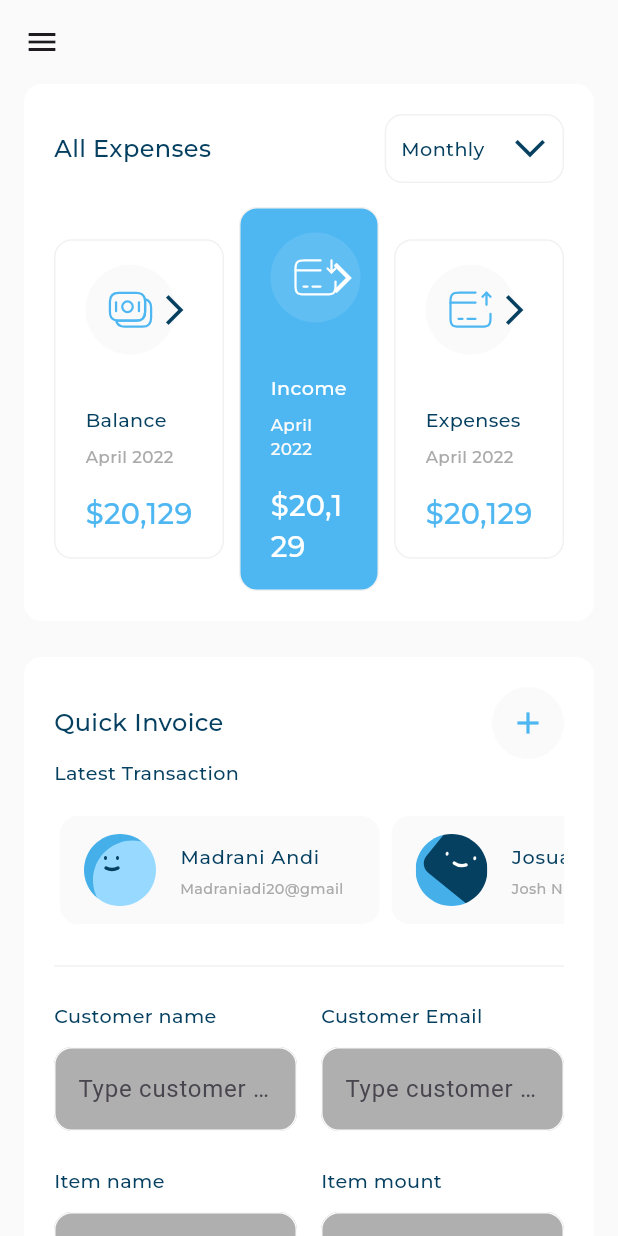
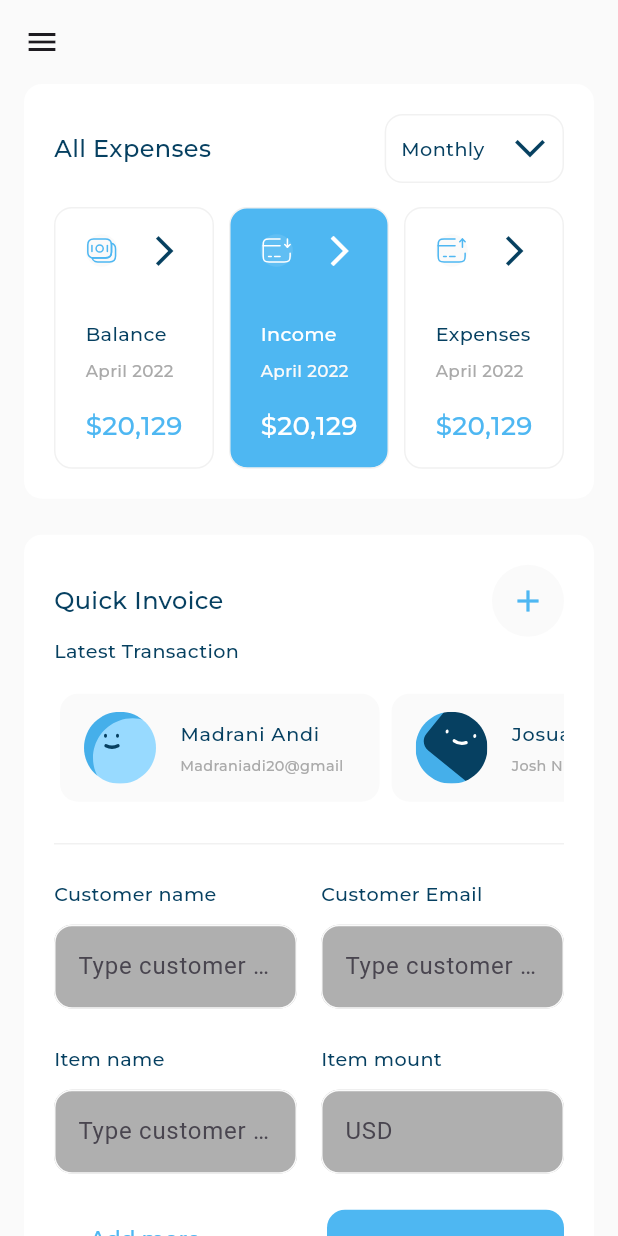
Before and after one commit to AhmedAlbay/Responsive-Dashboard, a Flutter app: the screen it shows after launch, after a tap on "Income", on a phone screen of 412 x 824 dp. Run offline on Flutter 3.47's test engine with Material 3 defaults, Android fonts, the phone set to English and light mode, and no system bars; our stand-ins replace device_preview, expandable_page_view, fl_chart, flutter_svg; project files that could hold a hidden picture were left out.

Commit message:
finish ui responsive

```diff
--- /dev/null
+++ b/devtools_options.yaml
@@ -0,0 +1 @@
+extensions:
--- a/lib/main.dart
+++ b/lib/main.dart
@@ -1,8 +1,12 @@
+import 'package:device_preview/device_preview.dart';
 import 'package:flutter/material.dart';
 import 'package:responsivedashboard/view/dash_board_view.dart';
 
 void main() {
-  runApp(const ResponsiveDashBoard());
+  runApp( DevicePreview(
+    enabled: true,
+
+    builder: ((context) =>const  ResponsiveDashBoard())));
 }
 
 class ResponsiveDashBoard extends StatelessWidget {
@@ -11,9 +15,10 @@ class ResponsiveDashBoard extends StatelessWidget {
   // This widget is the root of your application.
   @override
   Widget build(BuildContext context) {
-    return const MaterialApp(
-      debugShowCheckedModeBanner: false,
-      home: DashBoardView(),
+    return  MaterialApp(
+      debugShowCheckedModeBanner: false,  locale: DevicePreview.locale(context),
+      builder: DevicePreview.appBuilder,
+      home:const  DashBoardView(),
 
     );
   }
--- a/lib/widget/all_expeness_item_header.dart
+++ b/lib/widget/all_expeness_item_header.dart
@@ -12,9 +12,13 @@ class AllExpenessItemHeader extends StatelessWidget {
   final Color? imageBackground, imagecolor, iconcolor;
   @override
   Widget build(BuildContext context) {
-    return Row(
-      children: [
-        Container(
+    return Row(children: [
+      Flexible(
+        child: ConstrainedBox(
+          constraints: const BoxConstraints(maxWidth: 60),
+          child: AspectRatio(
+            aspectRatio: 1,
+            child: Container(
               width: 60,
               height: 60,
               decoration: ShapeDecoration(
@@ -28,6 +32,9 @@ class AllExpenessItemHeader extends StatelessWidget {
                     imagecolor ?? const Color(0xff4EB7F2), BlendMode.srcIn),
               )),
             ),
+          ),
+        ),
+      ),
       const Spacer(),
       Expanded(
         child: Transform.rotate(
@@ -38,7 +45,6 @@ class AllExpenessItemHeader extends StatelessWidget {
           ),
         ),
       ),
-      ],
-    );
+    ]);
   }
 }
--- a/lib/widget/all_expeness_item_list_view.dart
+++ b/lib/widget/all_expeness_item_list_view.dart
@@ -6,26 +6,6 @@ import '../view/all_expeness_item_model.dart';
 
 class AllExpenessItemListView extends StatefulWidget {
   const AllExpenessItemListView({super.key});
-  static const items = [
-    AllExpenessItemModel(
-      image: Assets.imagesBalance,
-      title: "Balance",
-      date: "April 2022",
-      price: r"$20,129",
-    ),
-    AllExpenessItemModel(
-      image: Assets.imagesIncome,
-      title: "Income",
-      date: "April 2022",
-      price: r"$20,129",
-    ),
-    AllExpenessItemModel(
-      image: Assets.imagesExpenses,
-      title: "Expenses",
-      date: "April 2022",
-      price: r"$20,129",
-    ),
-  ];
 
   @override
   State<AllExpenessItemListView> createState() =>
@@ -33,44 +13,77 @@ class AllExpenessItemListView extends StatefulWidget {
 }
 
 class _AllExpenessItemListViewState extends State<AllExpenessItemListView> {
+  final items = [
+    const AllExpenessItemModel(
+      image: Assets.imagesBalance,
+      title: "Balance",
+      date: "April 2022",
+      price: r"$20,129",
+    ),
+    const AllExpenessItemModel(
+      image: Assets.imagesIncome,
+      title: "Income",
+      date: "April 2022",
+      price: r"$20,129",
+    ),
+    const AllExpenessItemModel(
+      image: Assets.imagesExpenses,
+      title: "Expenses",
+      date: "April 2022",
+      price: r"$20,129",
+    ),
+  ];
   int selectIndex = 0;
   @override
   Widget build(BuildContext context) {
     return Row(
-      children: AllExpenessItemListView.items.asMap().entries.map((e) {
-        int index = e.key;
-        var items = e.value;
-        if (index == 1) {
-          return Expanded(
+      children: [
+        Expanded(
           child: GestureDetector(
             onTap: () {
               setState(() {
-                  selectIndex = index;
+                selectIndex = 0;
               });
             },
-              child: Padding(
-                padding: const EdgeInsets.symmetric(horizontal: 10),
             child: AllExpenessItem(
-                    isSelected: selectIndex == index,
-                    allExpenessItemModel: items),
+              isSelected: selectIndex == 0,
+              allExpenessItemModel: items[0],
             ),
           ),
-          );
-        } else {
-          return Expanded(
+        ),
+        SizedBox(
+          width: 10,
+        ),
+        Expanded(
           child: GestureDetector(
             onTap: () {
               setState(() {
-                  selectIndex = index;
+                selectIndex = 1;
               });
             },
             child: AllExpenessItem(
-                  isSelected: selectIndex == index,
-                  allExpenessItemModel: items),
+              isSelected: selectIndex == 1,
+              allExpenessItemModel: items[1],
             ),
-          );
-        }
-      }).toList(),
+          ),
+        ),
+        SizedBox(
+          width: 10,
+        ),
+        Expanded(
+          child: GestureDetector(
+            onTap: () {
+              setState(() {
+                selectIndex = 2;
+              });
+            },
+            child: AllExpenessItem(
+              isSelected: selectIndex == 2,
+              allExpenessItemModel: items[2],
+            ),
+          ),
+        ),
+      ],
     );
   }
 }
--- a/lib/widget/inactive_and_active_all_expeness_item.dart
+++ b/lib/widget/inactive_and_active_all_expeness_item.dart
@@ -32,23 +32,35 @@ class InActiveAllExpenessItem extends StatelessWidget {
             image: allExpenessItemModel.image,
           ),
           const SizedBox(height: 34),
-          Text(
+          FittedBox(
+
+            fit: BoxFit.scaleDown,
+            child: Text(
               allExpenessItemModel.title,
               style: AppStyle.styleMedium16(context),
+            ),
           ),
           const SizedBox(
             height: 8,
           ),
-          Text(
+          FittedBox(
+
+            fit: BoxFit.scaleDown,
+            child: Text(
               allExpenessItemModel.date,
               style: AppStyle.styleRegular14(context),
+            ),
           ),
           const SizedBox(
             height: 16,
           ),
-          Text(
+          FittedBox(
+
+            fit: BoxFit.scaleDown,
+            child: Text(
               allExpenessItemModel.price,
               style: AppStyle.styleSemiBold24(context),
+            ),
           ),
         ],
       ),
@@ -88,23 +100,34 @@ class ActiveAllExpenessItem extends StatelessWidget {
             image: allExpenessItemModel.image,
           ),
           const SizedBox(height: 34),
-          Text(
+          FittedBox(
+            fit: BoxFit.scaleDown,
+            child: Text(
               allExpenessItemModel.title,
               style: AppStyle.styleMedium16(context).copyWith(color: Colors.white),
+            ),
           ),
           const SizedBox(
             height: 8,
           ),
-          Text(allExpenessItemModel.date,
+          FittedBox(
+
+            fit: BoxFit.scaleDown,
+            child: Text(allExpenessItemModel.date,
                 style: AppStyle.styleRegular14(context).copyWith(
                   color: const Color.fromRGBO(250, 250, 250, 1),
                 )),
+          ),
           const SizedBox(
             height: 16,
           ),
-          Text(
+          FittedBox(
+
+            fit: BoxFit.scaleDown,
+            child: Text(
               allExpenessItemModel.price,
               style: AppStyle.styleSemiBold24(context).copyWith(color: Colors.white),
+            ),
           ),
         ],
       ),
--- a/pubspec.yaml
+++ b/pubspec.yaml
@@ -29,6 +29,7 @@ environment:
 # versions available, run `flutter pub outdated`.
 dependencies:
   cupertino_icons: ^1.0.2
+  device_preview: ^1.1.0
   expandable_page_view: ^1.0.17
   fl_chart: ^0.66.2
   flutter:
```
Also changed, not shown: pubspec.lock, 1 other file. Lines whose indentation alone changed are shown as unchanged.
